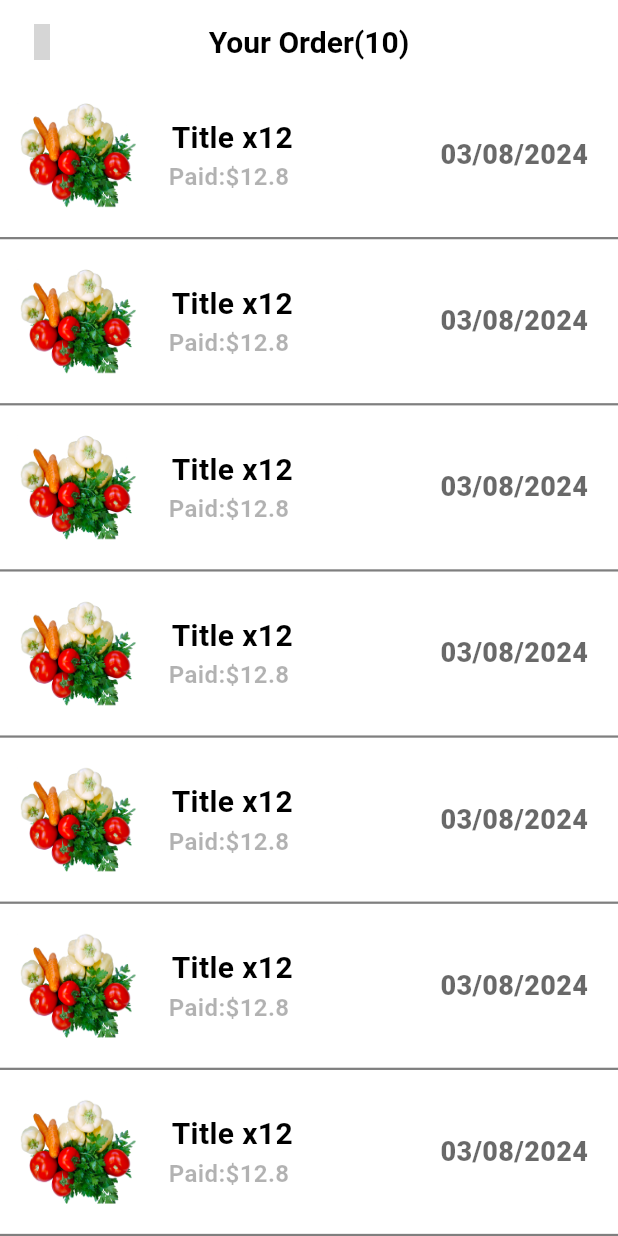
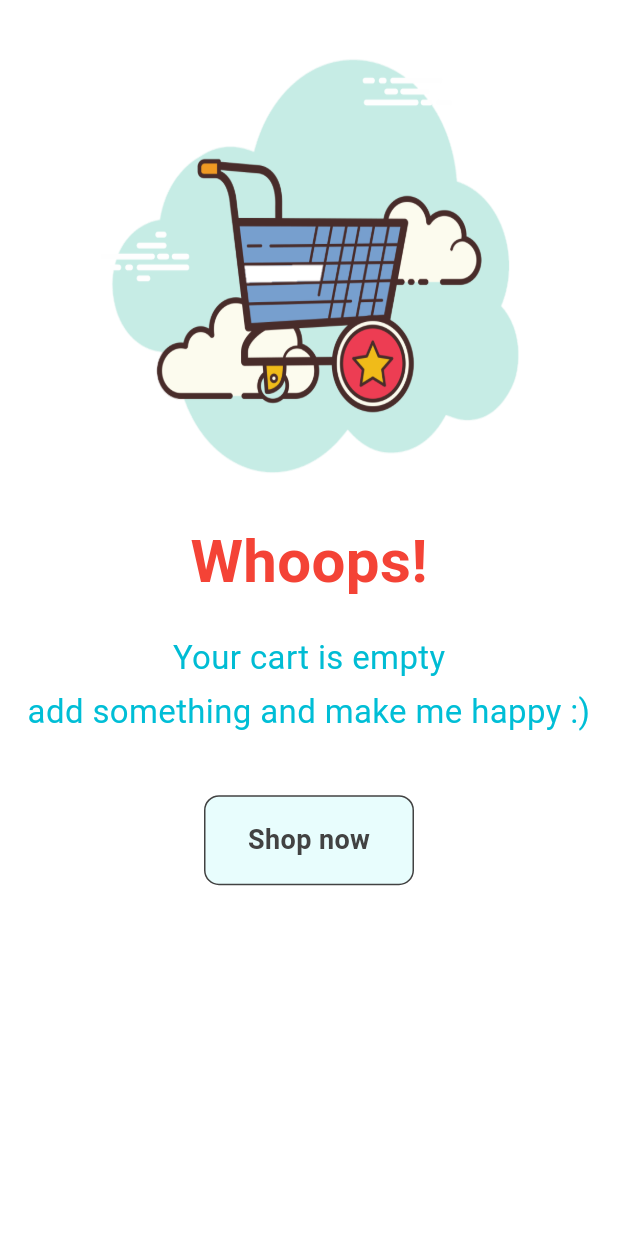
Before and after one commit to MohamedEmam8954/groceryApp, a Flutter app: the OrderView screen opened by its route, on a phone screen of 412 x 824 dp. Run offline on Flutter 3.47's test engine with Material 3 defaults, Android fonts, the phone set to English and light mode, and no system bars; our stand-ins replace card_swiper, flutter_bloc, get_it, go_router, iconly, shared_preferences; accounts and stored records are empty; grey boxes are pictures that could not be loaded.

Commit message:
empty view ui done

```diff
--- a/lib/core/utils/app_strings.dart
+++ b/lib/core/utils/app_strings.dart
@@ -46,4 +46,14 @@ class AppStrings {
   static const String yourOrder = "Your Order";
   static const String history = "History";
   static const String emptyHistory = "Empty Your History?";
+  static const String whoops = "Whoops!";
+  static const String yourCartempty = "Your cart is empty";
+  static const String addSomethingMakeMeHappy =
+      "add something and make me happy :)";
+  static const String shopNow = "Shop now";
+  static const String yourhistoryempty = "Your history is empty";
+  static const String noproductshasbeenviewed = "No products has been viewed";
+  static const String yourwishlistempty = "Your wishlist is empty";
+  static const String exploremoreandshortlistsomeitems =
+      "Explore more and shortlist some items";
 }
--- a/lib/core/utils/app_styles.dart
+++ b/lib/core/utils/app_styles.dart
@@ -23,6 +23,11 @@ class AppStyles {
   static TextStyle style17 = const TextStyle(
     fontSize: 17,
   );
+  static TextStyle style40 = const TextStyle(
+    color: Colors.red,
+    fontWeight: FontWeight.w700,
+    fontSize: 40,
+  );
   static TextStyle style20 =
       const TextStyle(fontSize: 20, fontWeight: FontWeight.w600);
   static TextStyle style30 =
--- /dev/null
+++ b/lib/core/views/emptyViewBody.dart
@@ -0,0 +1,89 @@
+import 'package:flutter/material.dart';
+import 'package:flutter_bloc/flutter_bloc.dart';
+import 'package:grocery/core/function/navigationApp.dart';
+import 'package:grocery/core/utils/app_router.dart';
+import 'package:grocery/core/utils/app_strings.dart';
+import 'package:grocery/core/utils/app_styles.dart';
+import 'package:grocery/core/widgets/customBtn.dart';
+import 'package:grocery/features/home/presentation/manager/darkThemecubit/dark_theme_cubit.dart';
+
+class EmptyView extends StatelessWidget {
+  const EmptyView(
+      {super.key,
+      required this.image,
+      required this.title,
+      required this.subtitle,
+      required this.btnTitle});
+  final String image, title, subtitle, btnTitle;
+
+  @override
+  Widget build(BuildContext context) {
+    var size = MediaQuery.of(context).size;
+    var gettheme = context.read<DarkThemeCubit>().getTheme();
+    return SafeArea(
+      child: Scaffold(
+        body: SingleChildScrollView(
+          child: Padding(
+            padding: const EdgeInsets.all(8.0),
+            child: SizedBox(
+              width: double.infinity,
+              child: Column(
+                crossAxisAlignment: CrossAxisAlignment.center,
+                children: [
+                  const SizedBox(
+                    height: 15,
+                  ),
+                  Image.asset(
+                    width: 300,
+                    height: size.height * 0.38,
+                    image,
+                    fit: BoxFit.fill,
+                  ),
+                  const SizedBox(
+                    height: 10,
+                  ),
+                  Text(
+                    AppStrings.whoops,
+                    style: AppStyles.style40,
+                  ),
+                  const SizedBox(
+                    height: 20,
+                  ),
+                  Text(
+                    title,
+                    style: AppStyles.style22.copyWith(
+                        color: Colors.cyan, fontWeight: FontWeight.w400),
+                  ),
+                  const SizedBox(
+                    height: 5,
+                  ),
+                  Text(
+                    subtitle,
+                    style: AppStyles.style22.copyWith(
+                        color: const Color(0xff00bed6),
+                        fontWeight: FontWeight.w400),
+                    textAlign: TextAlign.center,
+                  ),
+                  const SizedBox(
+                    height: 40,
+                  ),
+                  CustomBtn(
+                    ontap: () {
+                      navTo(context, AppRouter.browseAllProduct);
+                    },
+                    title: btnTitle,
+                    color: Theme.of(context).colorScheme.secondary,
+                    width: 140,
+                    hight: 60,
+                    textcolor:
+                        gettheme ? Colors.grey.shade300 : Colors.grey.shade800,
+                  ),
+                ],
+              ),
+            ),
+          ),
+        ),
+      ),
+    );
+  }
+}
--- a/lib/core/widgets/customAppBar.dart
+++ b/lib/core/widgets/customAppBar.dart
@@ -16,6 +16,7 @@ class CustomAppBar extends StatelessWidget implements PreferredSizeWidget {
   @override
   Widget build(BuildContext context) {
     return AppBar(
+      backgroundColor: Theme.of(context).scaffoldBackgroundColor,
       leading: const BackWidget(),
       title: Text(
         title,
--- a/lib/core/widgets/customBtn.dart
+++ b/lib/core/widgets/customBtn.dart
@@ -10,12 +10,14 @@ class CustomBtn extends StatelessWidget {
       this.hight,
       this.color,
       this.padding,
-      this.icon});
+      this.icon,
+      this.textcolor,
+      this.bordercolor});
   final VoidCallback ontap;
   final String? title;
   final IconData? icon;
   final double? width, hight, padding;
-  final Color? color;
+  final Color? color, textcolor, bordercolor;
   @override
   Widget build(BuildContext context) {
     return InkWell(
@@ -26,9 +28,9 @@ class CustomBtn extends StatelessWidget {
         width: width,
         height: hight,
         decoration: BoxDecoration(
-          color: color ?? Colors.green,
-          borderRadius: BorderRadius.circular(10),
-        ),
+            color: color ?? Colors.green,
+            borderRadius: BorderRadius.circular(10),
+            border: Border.all(color: textcolor ?? Colors.white)),
         child: icon is IconData
             ? Icon(
                 icon,
@@ -39,7 +41,7 @@ class CustomBtn extends StatelessWidget {
                 title!,
                 style: AppStyles.style18.copyWith(
                   fontWeight: FontWeight.w600,
-                  color: Colors.white,
+                  color: textcolor ?? Colors.white,
                 ),
               ),
       ),
--- a/lib/features/home/presentation/manager/darkThemecubit/dark_theme_cubit.dart
+++ b/lib/features/home/presentation/manager/darkThemecubit/dark_theme_cubit.dart
@@ -32,4 +32,8 @@ class DarkThemeCubit extends Cubit<DarkThemeState> {
       return Colors.black;
     }
   }
+
+  bool getTheme() {
+    return myCacheHelper.getData(key: AppConstant.themeStatus);
+  }
 }
--- a/lib/features/profile/presentation/views/historyView.dart
+++ b/lib/features/profile/presentation/views/historyView.dart
@@ -1,6 +1,8 @@
 import 'package:flutter/material.dart';
 import 'package:grocery/core/function/warningdialog.dart';
+import 'package:grocery/core/utils/appAssets.dart';
 import 'package:grocery/core/utils/app_strings.dart';
+import 'package:grocery/core/views/emptyViewBody.dart';
 import 'package:grocery/core/widgets/totalcartappbar.dart';
 import 'package:grocery/features/profile/presentation/widgets/historyviewbody.dart';
 
@@ -9,6 +11,15 @@ class HistoryView extends StatelessWidget {
 
   @override
   Widget build(BuildContext context) {
+    bool _isempty = true;
+    if (_isempty) {
+      return const EmptyView(
+        image: Assets.assetsImagesHistory,
+        title: AppStrings.yourhistoryempty,
+        subtitle: AppStrings.noProductsOnSale,
+        btnTitle: AppStrings.shopNow,
+      );
+    } else {
       return Scaffold(
         appBar: TotalCartAppBar(
           title: AppStrings.history,
@@ -29,3 +40,4 @@ class HistoryView extends StatelessWidget {
       );
     }
   }
+}
--- a/lib/features/profile/presentation/views/orderview.dart
+++ b/lib/features/profile/presentation/views/orderview.dart
@@ -1,5 +1,7 @@
 import 'package:flutter/material.dart';
+import 'package:grocery/core/utils/appAssets.dart';
 import 'package:grocery/core/utils/app_strings.dart';
+import 'package:grocery/core/views/emptyViewBody.dart';
 import 'package:grocery/core/widgets/totalcartappbar.dart';
 import 'package:grocery/features/profile/presentation/widgets/orderviewbody.dart';
 
@@ -8,6 +10,15 @@ class OrderView extends StatelessWidget {
 
   @override
   Widget build(BuildContext context) {
+    bool _isempty = true;
+    if (_isempty) {
+      return const EmptyView(
+        image: Assets.assetsImagesCart,
+        title: AppStrings.yourCartempty,
+        subtitle: AppStrings.addSomethingMakeMeHappy,
+        btnTitle: AppStrings.shopNow,
+      );
+    } else {
       return const SafeArea(
         child: Scaffold(
           appBar: TotalCartAppBar(
@@ -22,3 +33,4 @@ class OrderView extends StatelessWidget {
       );
     }
   }
+}
--- a/lib/features/profile/presentation/views/wishlistview.dart
+++ b/lib/features/profile/presentation/views/wishlistview.dart
@@ -1,6 +1,8 @@
 import 'package:flutter/material.dart';
 import 'package:grocery/core/function/warningdialog.dart';
+import 'package:grocery/core/utils/appAssets.dart';
 import 'package:grocery/core/utils/app_strings.dart';
+import 'package:grocery/core/views/emptyViewBody.dart';
 import 'package:grocery/core/widgets/totalcartappbar.dart';
 import 'package:grocery/features/profile/presentation/widgets/wishListViewBody.dart';
 
@@ -9,6 +11,15 @@ class WishListView extends StatelessWidget {
 
   @override
   Widget build(BuildContext context) {
+    bool _isempty = true;
+    if (_isempty) {
+      return const EmptyView(
+        image: Assets.assetsImagesWishlist,
+        title: AppStrings.yourwishlistempty,
+        subtitle: AppStrings.exploremoreandshortlistsomeitems,
+        btnTitle: AppStrings.wishList,
+      );
+    } else {
       return SafeArea(
         child: Scaffold(
           appBar: TotalCartAppBar(
@@ -30,3 +41,4 @@ class WishListView extends StatelessWidget {
       );
     }
   }
+}
--- a/lib/features/profile/presentation/widgets/historyviewbody.dart
+++ b/lib/features/profile/presentation/widgets/historyviewbody.dart
@@ -1,7 +1,9 @@
 import 'package:flutter/cupertino.dart';
 import 'package:flutter/material.dart';
+
 import 'package:grocery/features/profile/presentation/widgets/historylistView.dart';
 
+//! here change it to HistoryListView
 class HistoryViewBody extends StatelessWidget {
   const HistoryViewBody({super.key});
 
--- a/lib/features/shopping/presentation/views/cartView.dart
+++ b/lib/features/shopping/presentation/views/cartView.dart
@@ -1,6 +1,8 @@
 import 'package:flutter/material.dart';
 import 'package:grocery/core/function/warningdialog.dart';
+import 'package:grocery/core/utils/appAssets.dart';
 import 'package:grocery/core/utils/app_strings.dart';
+import 'package:grocery/core/views/emptyViewBody.dart';
 import 'package:grocery/core/widgets/totalcartappbar.dart';
 import 'package:grocery/features/shopping/presentation/widgets/cartViewBody.dart';
 
@@ -9,6 +11,15 @@ class Cartview extends StatelessWidget {
 
   @override
   Widget build(BuildContext context) {
+    bool _isempty = true;
+    if (_isempty) {
+      return const EmptyView(
+        image: Assets.assetsImagesCart,
+        title: AppStrings.yourCartempty,
+        subtitle: AppStrings.addSomethingMakeMeHappy,
+        btnTitle: AppStrings.shopNow,
+      );
+    } else {
       return Scaffold(
         appBar: TotalCartAppBar(
           title: AppStrings.cart,
@@ -26,3 +37,4 @@ class Cartview extends StatelessWidget {
       );
     }
   }
+}
```
Lines whose indentation alone changed are shown as unchanged.
